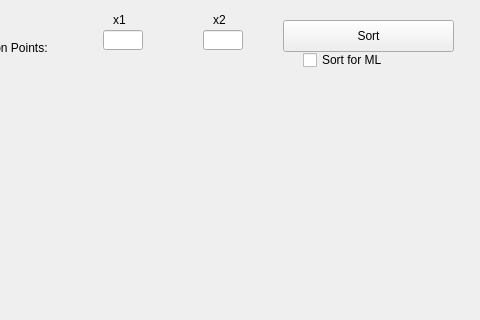
This is AdvanceSortGUI.ui in gihankaushyal/PixelAnomalyDetectorTool as Qt 5 draws it before an edit; both pictures show x 287 to 767 and y 0 to 320 of the 767 by 473 pixel window. The edited form follows.
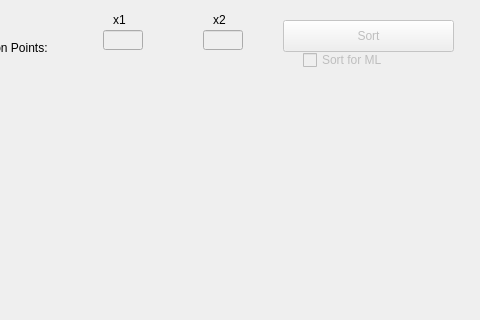
This is the edited form.

Commit message: sort buttons and lineEdits were disabled. waiting for plotting to finish.

```diff
--- a/AdvanceSortGUI.ui
+++ b/AdvanceSortGUI.ui
@@ -76,6 +76,9 @@
    </property>
   </widget>
   <widget class="QPushButton" name="sortButton">
+   <property name="enabled">
+    <bool>false</bool>
+   </property>
    <property name="geometry">
     <rect>
      <x>570</x>
@@ -89,6 +92,9 @@
    </property>
   </widget>
   <widget class="QCheckBox" name="checkBox">
+   <property name="enabled">
+    <bool>false</bool>
+   </property>
    <property name="geometry">
     <rect>
      <x>590</x>
@@ -102,6 +108,9 @@
    </property>
   </widget>
   <widget class="QLineEdit" name="inflectionPoint1">
+   <property name="enabled">
+    <bool>false</bool>
+   </property>
    <property name="geometry">
     <rect>
      <x>390</x>
@@ -112,6 +121,9 @@
    </property>
   </widget>
   <widget class="QLineEdit" name="inflectionPoint2">
+   <property name="enabled">
+    <bool>false</bool>
+   </property>
    <property name="geometry">
     <rect>
      <x>490</x>
```
